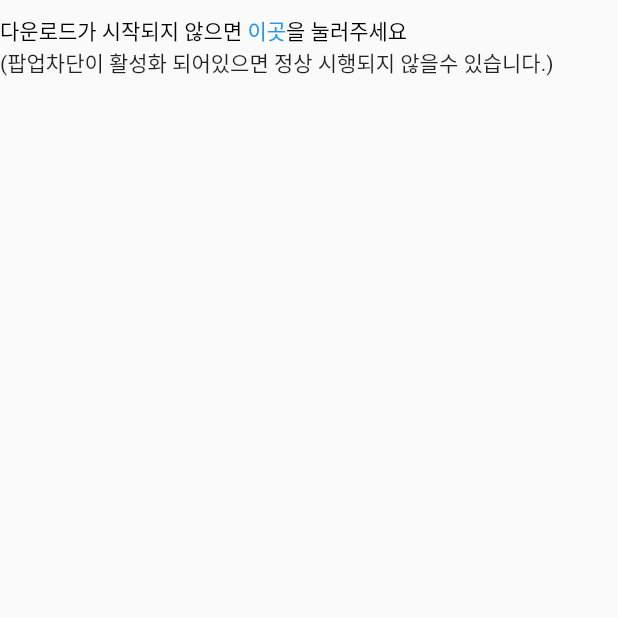
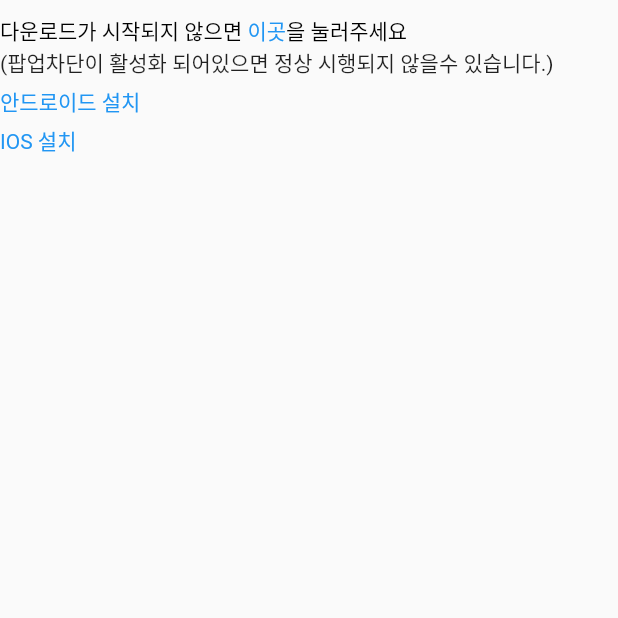
Before and after one commit to davis13319/davis13319.github.io, a Flutter app: the FileDownPage screen opened by its route, on a phone screen of 412 x 824 dp, the top half of it. Run offline on Flutter 3.47's test engine with Material 2 defaults, Android fonts, the light colour scheme and no system bars; our stand-ins replace firebase_analytics, firebase_core; missing offline and left inert: dart:html, dart:js, platform_info; accounts and stored records are empty; network calls fail.

Commit message:
버전별 설치 링크 추가

```diff
--- a/lib/filedown.dart
+++ b/lib/filedown.dart
@@ -102,7 +102,48 @@ class FileDownPage extends StatelessWidget {
                     // textAlign: TextAlign.left,
                   ),
                 ],
-              )
+              ),
+              SizedBox(
+                height: 5.0,
+              ),
+              Row(
+                children: [
+                  RichText(
+                    text: new TextSpan(children: [
+                      TextSpan(
+                          text: "안드로이드 설치",
+                          style: TextStyle(color: Colors.blue),
+                          recognizer: TapGestureRecognizer()
+                            ..onTap = () async {
+                              launch(webUri + "/gnuchapp.apk",
+                                  forceWebView: true);
+                            }),
+                    ]),
+                  ),
+                ],
+              ),
+              SizedBox(
+                height: 5.0,
+              ),
+              Row(
+                children: [
+                  RichText(
+                    text: new TextSpan(children: [
+                      TextSpan(
+                          text: "IOS 설치",
+                          style: TextStyle(color: Colors.blue),
+                          recognizer: TapGestureRecognizer()
+                            ..onTap = () async {
+                              launch(
+                                "itms-services://?action=download-manifest&url=" +
+                                    webUri +
+                                    "/manifest.plist",
+                              );
+                            }),
+                    ]),
+                  ),
+                ],
+              ),
             ],
           ),
         );
```
